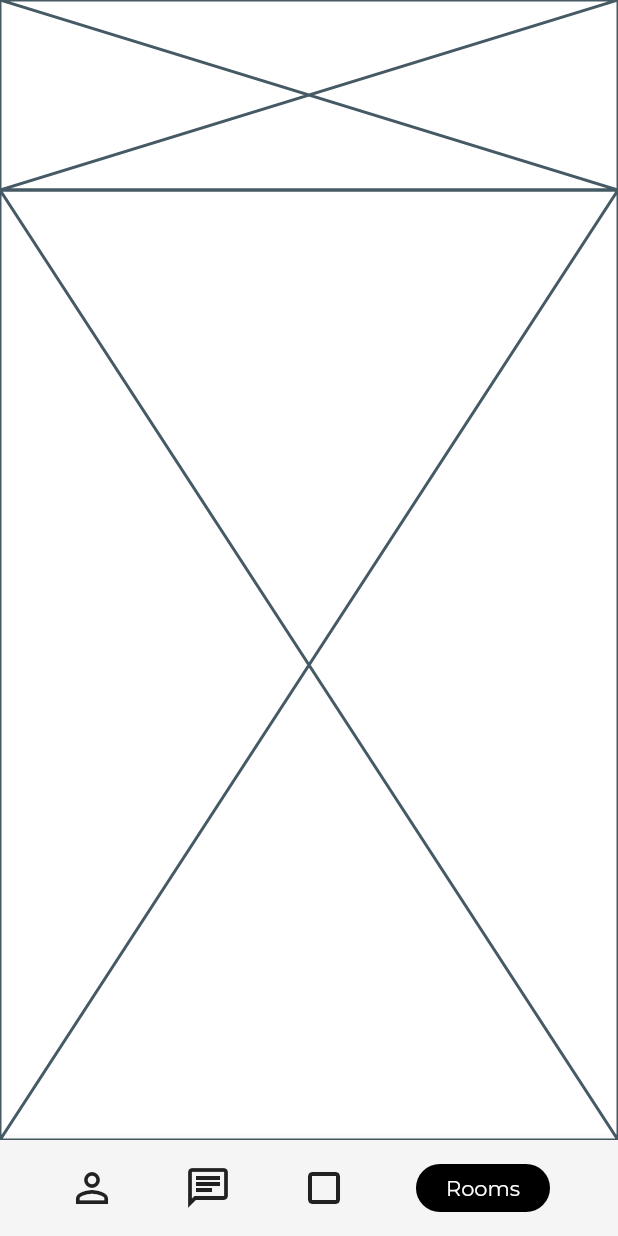
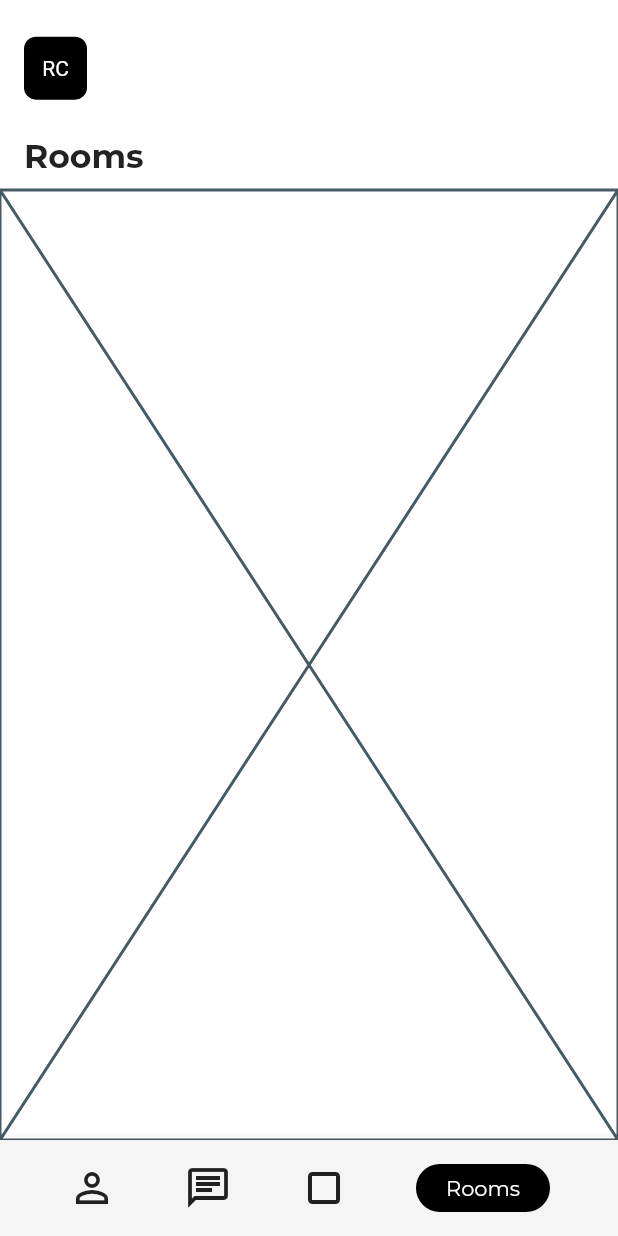
Before and after one commit to JAICHANGPARK/flutter_notebook_8th_story, a Flutter app: the RoomsPage screen opened by its route, on a phone screen of 412 x 824 dp. Run offline on Flutter 3.47's test engine with Material 2 defaults, Android fonts, the phone set to English and light mode, and no system bars; our stand-ins replace badges, flutter_hooks, google_fonts, hooks_riverpod, state_notifier.

Commit message:
Update rooms_page.dart

```diff
--- a/lib/ep588_social_app/rooms_page.dart
+++ b/lib/ep588_social_app/rooms_page.dart
@@ -1,5 +1,6 @@
 import 'package:flutter/material.dart';
 import 'package:flutter_notebook_8th_story/ep588_social_app/social_bottom_nav_bar.dart';
+import 'package:google_fonts/google_fonts.dart';
 
 class RoomsPage extends StatefulWidget {
   @override
@@ -16,9 +17,41 @@ class _RoomsPageState extends State<RoomsPage> {
           crossAxisAlignment: CrossAxisAlignment.start,
           children: [
             Expanded(
-              flex: 2,
-              child: Placeholder(),
-            ),
+                flex: 2,
+                child: Padding(
+                  padding: const EdgeInsets.only(top: 16, left: 16),
+                  child: Column(
+                    crossAxisAlignment: CrossAxisAlignment.start,
+                    mainAxisAlignment: MainAxisAlignment.spaceEvenly,
+                    children: [
+                      Row(
+                        children: [
+                          Container(
+                            height: 42,
+                            width: 42,
+                            decoration: BoxDecoration(
+                              color: Colors.black,
+                              borderRadius: BorderRadius.circular(8),
+                            ),
+                            child: Center(
+                              child: Text(
+                                "RC",
+                                style: TextStyle(color: Colors.white),
+                              ),
+                            ),
+                          )
+                        ],
+                      ),
+                      SizedBox(
+                        height: 8,
+                      ),
+                      Text(
+                        "Rooms",
+                        style: GoogleFonts.montserrat(fontWeight: FontWeight.bold, fontSize: 22),
+                      )
+                    ],
+                  ),
+                )),
             Expanded(
               flex: 10,
               child: Placeholder(),
```
